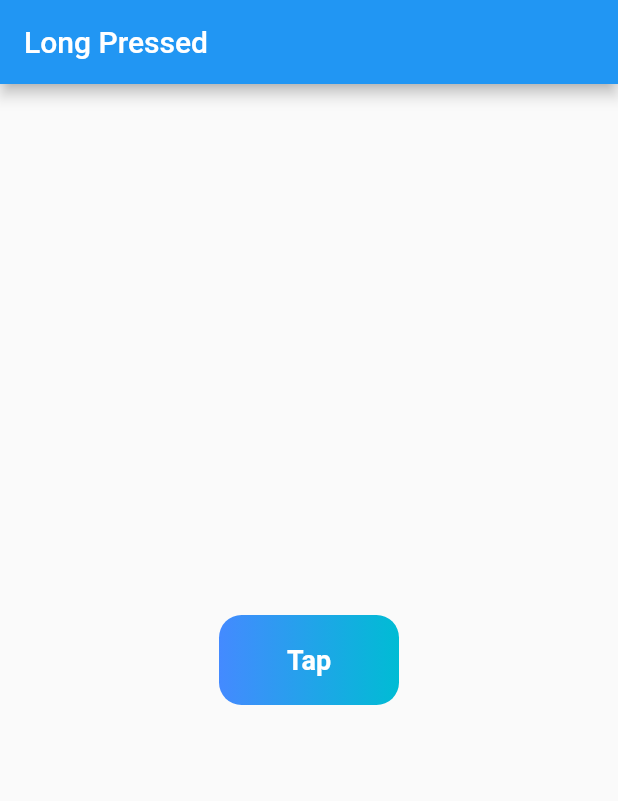
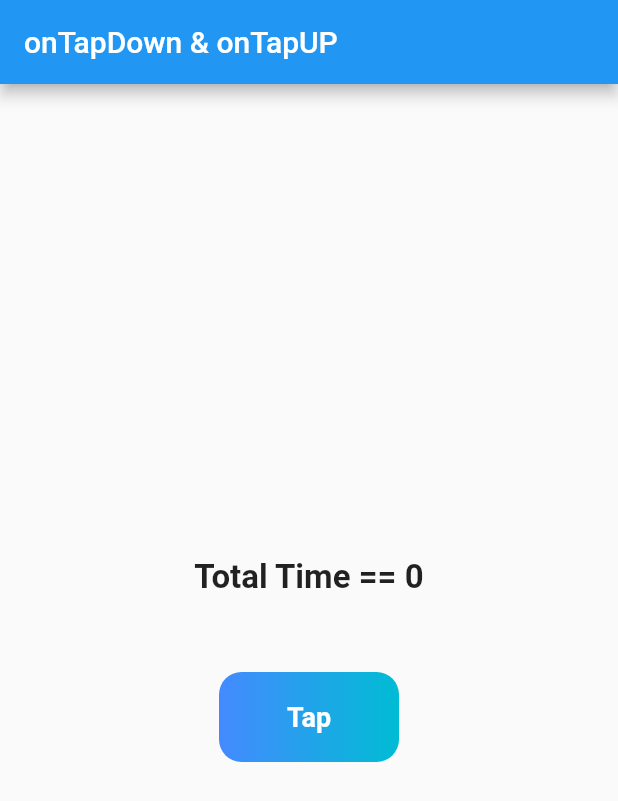
Before and after one commit to Mirzaazmath/flutter_gesture_detector_overview, a Flutter app: the screen it shows after launch, on a phone screen of 412 x 824 dp. Shown: the top 801 px of the screen. Run offline on Flutter 3.47's test engine with Material 2 defaults, Android fonts, the light colour scheme and no system bars; our stand-ins replace fluttertoast.

Commit message:
onTapUpAndDown

```diff
--- a/lib/main.dart
+++ b/lib/main.dart
@@ -1,3 +1,5 @@
+import 'dart:async';
+
 import 'package:flutter/material.dart';
 import 'package:fluttertoast/fluttertoast.dart';
 void main(){
@@ -22,41 +24,69 @@ class HomeScreen extends StatefulWidget {
 }
 
 class _HomeScreenState extends State<HomeScreen> {
-  double height=60;
-  double width=120;
-  bool isPressed=false;
+
+Color color1=Colors.blueAccent;
+
+Color color2=Colors.cyan;
+  Timer? _timer;
+  int _totaltime = 0;
+
+  void startTimer() {
+    _totaltime=0;
+      const duration = const Duration(milliseconds: 100);
+    _timer = new Timer.periodic(duration, (Timer timer) {
+      setState(() {
+        _totaltime++;
+      });
+    }
+    );
+  }
+  void stopTimer(){
+    _timer?.cancel();
+
+  }
+  @override
+  void dispose() {
+    _timer?.cancel();
+    super.dispose();
+  }
+
   @override
   Widget build(BuildContext context) {
     return Scaffold(
       appBar: AppBar(
-        title: const Text("Long Pressed"),
+        title: const Text("onTapDown & onTapUP"),
       ),
-      body: Center(
+      body: Column(
+        mainAxisAlignment: MainAxisAlignment.center,
+        children: [
+          Text("Total Time == $_totaltime",style: TextStyle(fontWeight: FontWeight.bold,fontSize: 22),),
+          const SizedBox(height: 50,),
+          Center(
             child: GestureDetector(
-          onTap: (){
-            showGestsureTap();
+             onTapDown: (TapDownDetails details){
+               setState(() {
+                 color1=Colors.red;
+                 color2=Colors.orange;
+               });
+               startTimer();
                },
-          onDoubleTap: (){
-            showGestureDoubleTap();
+              onTapUp: (TapUpDetails details){
+                setState(() {
+                  color1=Colors.blueAccent;
+                  color2=Colors.cyan;
+                });
+               stopTimer();
                },
-          onLongPress: (){
-            setState(() {
-              isPressed=!isPressed;
-              height=isPressed?100:60;
-              width=isPressed?160:120;
-            });
-            },
-          child: AnimatedContainer(
-            duration:const  Duration(milliseconds: 200),
-            curve: Curves.easeInOutBack,
-            height: height,
-            width: width,
+              child: Container(
+                height: 60,
+                width: 120,
                 decoration: BoxDecoration(
                   borderRadius: BorderRadius.circular(15),
-             gradient: const LinearGradient(
+                 gradient:  LinearGradient(
                    colors: [
-                 Colors.blueAccent,
-                 Colors.cyan,
+                     color1,
+                     color2
                    ]
                  )
 
@@ -65,6 +95,8 @@ class _HomeScreenState extends State<HomeScreen> {
                 child:const  Text("Tap",style: TextStyle(color: Colors.white,fontWeight: FontWeight.bold,fontSize: 18),),
               ),
             ),
+          ),
+        ],
       ),
     );
   }
```
Also changed, not shown: assets/result.gif. Lines whose indentation alone changed are shown as unchanged.
